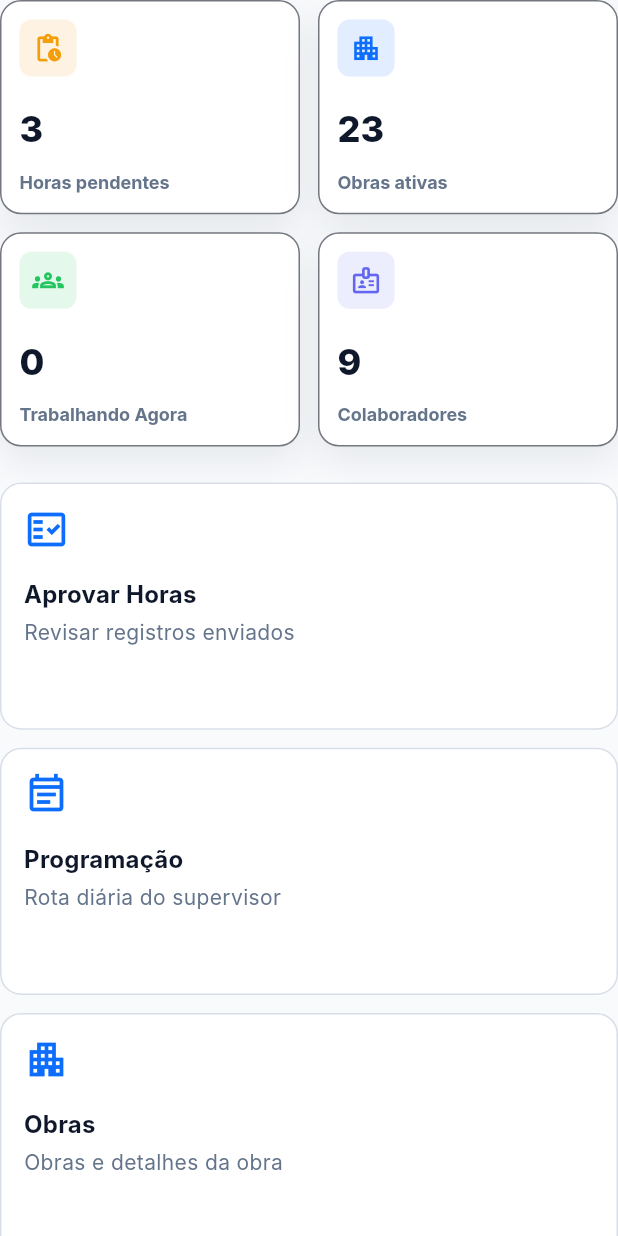
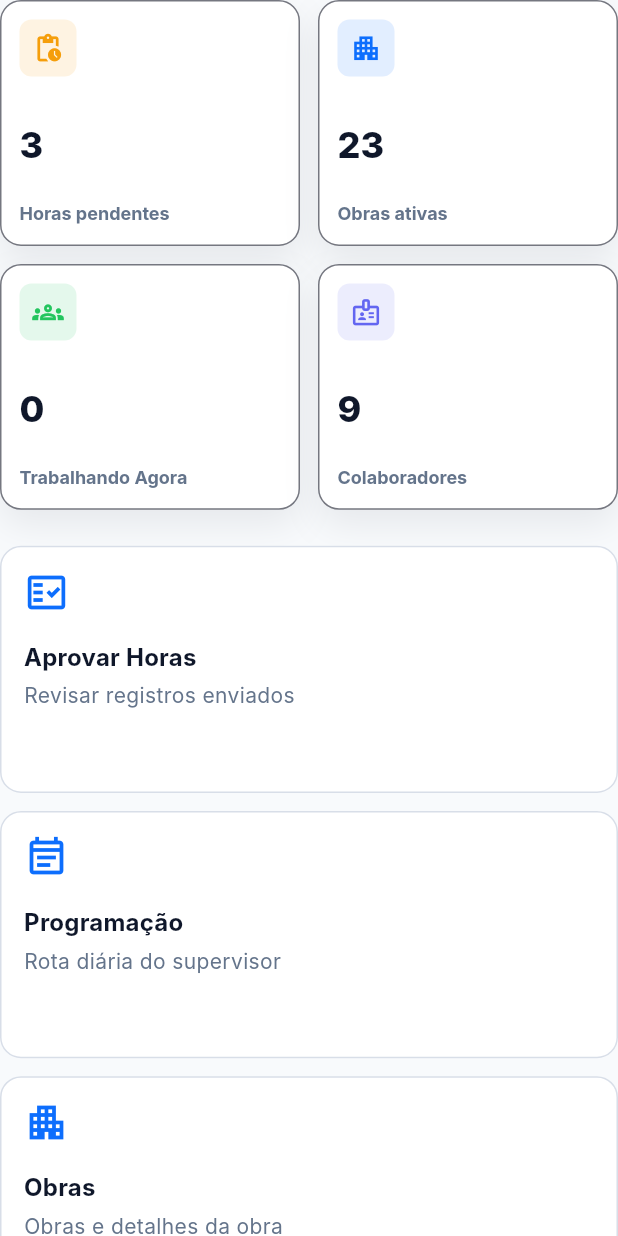
Before and after one commit to joukinneto/field-time, a Flutter app: the _ManagementDashboard widget shown alone on an empty page, opened directly with empty values, on a phone screen of 412 x 824 dp. Run offline on Flutter 3.47's test engine with Material 3 defaults, Android fonts, the phone set to English and light mode, and no system bars; our stand-ins replace flutter_riverpod, geolocator, image_picker, pdf, printing, shared_preferences; missing offline and left inert: dart:html, dart:js_interop; accounts and stored records are empty; Roboto replaces fonts that are missing (Inter).

```diff
--- a/lib/src/supervisor_center/supervisor_center_screen.dart
+++ b/lib/src/supervisor_center/supervisor_center_screen.dart
@@ -243,8 +243,7 @@ final class _ManagementDashboard extends ConsumerWidget {
     return Column(
       crossAxisAlignment: CrossAxisAlignment.stretch,
       children: [
-        _ResponsiveGrid(
-          minWidth: 180,
+        _ManagementMetricsGrid(
           children: [
             InkWell(
               borderRadius: BorderRadius.circular(16),
@@ -1803,6 +1802,29 @@ final class _ActionCard extends StatelessWidget {
   );
 }
 
+final class _ManagementMetricsGrid extends StatelessWidget {
+  const _ManagementMetricsGrid({required this.children});
+
+  final List<Widget> children;
+
+  @override
+  Widget build(BuildContext context) => LayoutBuilder(
+    builder: (context, constraints) {
+      final columns = constraints.maxWidth >= 900 ? 4 : 2;
+      final ratio = constraints.maxWidth < 520 ? 1.22 : 1.38;
+      return GridView.count(
+        crossAxisCount: columns,
+        shrinkWrap: true,
+        physics: const NeverScrollableScrollPhysics(),
+        crossAxisSpacing: AppSpacing.md,
+        mainAxisSpacing: AppSpacing.md,
+        childAspectRatio: ratio,
+        children: children,
+      );
+    },
+  );
+}
+
 final class _ResponsiveGrid extends StatelessWidget {
   const _ResponsiveGrid({required this.children, required this.minWidth});
 
```
Also changed, not shown: lib/src/presentation/screens/timesheet_screen.dart (+13 -13 lines).
